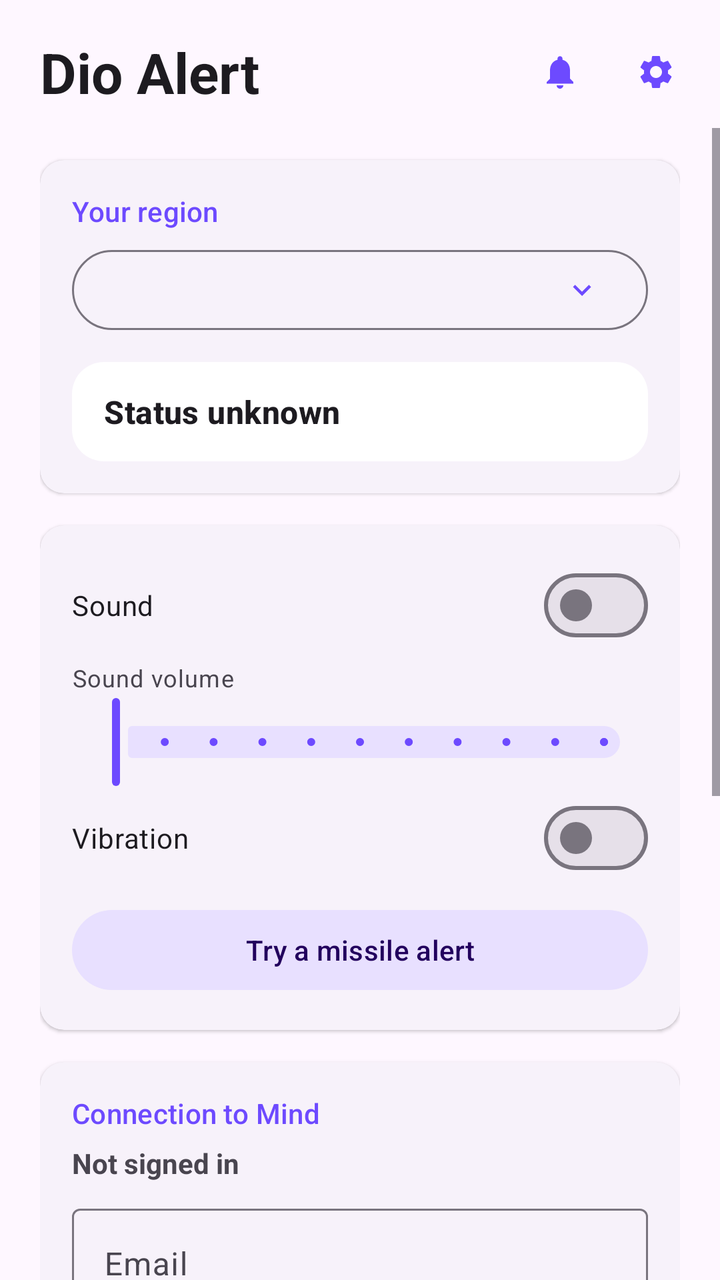
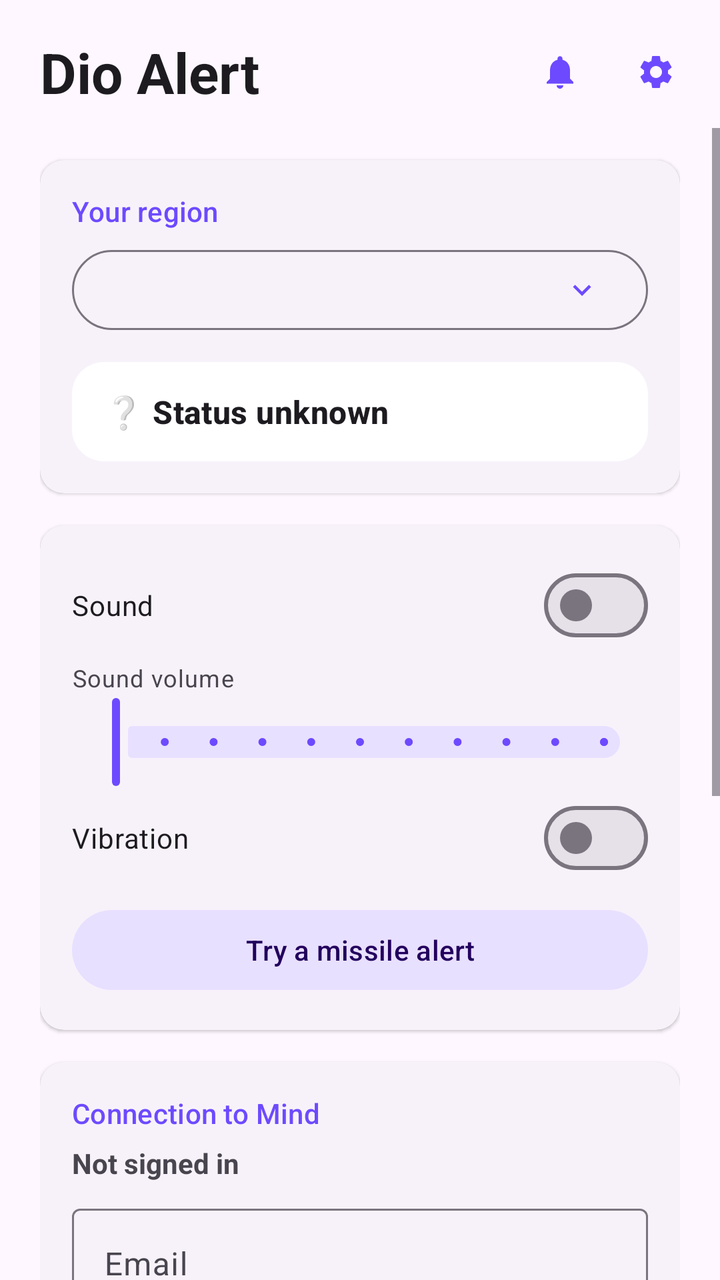

Compare the two renders of this Android layout. The source of the first and the diff that turns it into the second are given below.
<!-- AndroidManifest.xml: application theme Theme.DioAlert -->
<!-- res/layout/activity_main.xml -->
<?xml version="1.0" encoding="utf-8"?>
<LinearLayout xmlns:android="http://schemas.android.com/apk/res/android"
    xmlns:app="http://schemas.android.com/apk/res-auto"
    android:layout_width="match_parent"
    android:layout_height="match_parent"
    android:fitsSystemWindows="true"
    android:orientation="vertical">

    
    <LinearLayout
        android:layout_width="match_parent"
        android:layout_height="wrap_content"
        android:gravity="center_vertical"
        android:orientation="horizontal"
        android:paddingStart="20dp"
        android:paddingTop="12dp"
        android:paddingEnd="8dp"
        android:paddingBottom="4dp">

        <TextView
            android:layout_width="0dp"
            android:layout_height="wrap_content"
            android:layout_weight="1"
            android:text="@string/app_name"
            android:textAppearance="?attr/textAppearanceHeadlineMedium"
            android:textStyle="bold" />

        <com.google.android.material.button.MaterialButton
            android:id="@+id/notificationSettingsButton"
            style="@style/Widget.Material3.Button.IconButton"
            android:layout_width="wrap_content"
            android:layout_height="wrap_content"
            android:contentDescription="@string/notification_settings"
            android:tooltipText="@string/notification_settings"
            app:icon="@drawable/ic_notifications" />

        <com.google.android.material.button.MaterialButton
            android:id="@+id/appSettingsButton"
            style="@style/Widget.Material3.Button.IconButton"
            android:layout_width="wrap_content"
            android:layout_height="wrap_content"
            android:contentDescription="@string/app_settings"
            android:tooltipText="@string/app_settings"
            app:icon="@drawable/ic_settings" />
    </LinearLayout>

    <ScrollView
        android:layout_width="match_parent"
        android:layout_height="0dp"
        android:layout_weight="1"
        android:clipToPadding="false"
        android:fillViewport="true">

        <LinearLayout
            android:layout_width="match_parent"
            android:layout_height="wrap_content"
            android:orientation="vertical"
            android:paddingHorizontal="20dp"
            android:paddingBottom="20dp">

            
            <com.google.android.material.card.MaterialCardView
                android:id="@+id/regionCard"
                style="@style/Card"
                android:layout_width="match_parent"
                android:layout_height="wrap_content">

                <LinearLayout style="@style/CardBody">

                    <TextView
                        style="@style/SectionTitle"
                        android:text="@string/region_title" />

                    <com.google.android.material.button.MaterialButton
                        android:id="@+id/regionButton"
                        style="@style/Widget.Material3.Button.OutlinedButton"
                        android:layout_width="match_parent"
                        android:layout_height="wrap_content"
                        android:gravity="start|center_vertical"
                        android:contentDescription="@string/region_pick_title"
                        app:icon="@drawable/ic_expand_more"
                        app:iconGravity="end" />

                    <TextView
                        android:id="@+id/statusText"
                        android:layout_width="match_parent"
                        android:layout_height="wrap_content"
                        android:layout_marginTop="12dp"
                        android:background="@drawable/bg_status_pill"
                        android:gravity="center_vertical"
                        android:paddingHorizontal="16dp"
                        android:paddingVertical="14dp"
                        android:text="@string/status_unknown"
                        android:textAppearance="?attr/textAppearanceTitleMedium"
                        android:textStyle="bold" />

                    
                    <TextView
                        android:id="@+id/deliveryText"
                        android:layout_width="match_parent"
                        android:layout_height="wrap_content"
                        android:layout_marginTop="4dp"
                        android:textAppearance="?attr/textAppearanceBodySmall"
                        android:visibility="gone" />
                </LinearLayout>
            </com.google.android.material.card.MaterialCardView>

            
            <com.google.android.material.card.MaterialCardView
                android:id="@+id/alertSettingsCard"
                style="@style/Card"
                android:layout_width="match_parent"
                android:layout_height="wrap_content">

                <LinearLayout style="@style/CardBody">

                    <com.google.android.material.materialswitch.MaterialSwitch
                        android:id="@+id/soundSwitch"
                        android:layout_width="match_parent"
                        android:layout_height="wrap_content"
                        android:text="@string/sound_switch" />

                    <TextView
                        android:id="@+id/volumeLabel"
                        android:layout_width="match_parent"
                        android:layout_height="wrap_content"
                        android:layout_marginTop="4dp"
                        android:text="@string/sound_volume"
                        android:textAppearance="?attr/textAppearanceBodySmall" />

                    <com.google.android.material.slider.Slider
                        android:id="@+id/volumeSlider"
                        android:layout_width="match_parent"
                        android:layout_height="wrap_content"
                        android:contentDescription="@string/sound_volume"
                        android:stepSize="10"
                        android:valueFrom="0"
                        android:valueTo="100" />

                    <com.google.android.material.materialswitch.MaterialSwitch
                        android:id="@+id/vibrationSwitch"
                        android:layout_width="match_parent"
                        android:layout_height="wrap_content"
                        android:text="@string/vibration_switch" />

                    <com.google.android.material.button.MaterialButton
                        android:id="@+id/tryAlertButton"
                        style="@style/Widget.Material3.Button.TonalButton"
                        android:layout_width="match_parent"
                        android:layout_height="wrap_content"
                        android:layout_marginTop="8dp"
                        android:text="@string/try_alert" />
                </LinearLayout>
            </com.google.android.material.card.MaterialCardView>

            
            <com.google.android.material.card.MaterialCardView
                style="@style/Card"
                android:layout_width="match_parent"
                android:layout_height="wrap_content">

                <LinearLayout style="@style/CardBody">

                    <TextView
                        style="@style/SectionTitle"
                        android:text="@string/connection_title" />

                    
                    <LinearLayout
                        android:id="@+id/accountChip"
                        android:layout_width="match_parent"
                        android:layout_height="wrap_content"
                        android:layout_marginBottom="8dp"
                        android:background="@drawable/bg_account_chip"
                        android:gravity="center_vertical"
                        android:orientation="horizontal"
                        android:padding="8dp"
                        android:visibility="gone">

                        <TextView
                            android:id="@+id/accountInitial"
                            android:layout_width="36dp"
                            android:layout_height="36dp"
                            android:background="@drawable/bg_avatar"
                            android:gravity="center"
                            android:textColor="?attr/colorOnPrimary"
                            android:textSize="16sp"
                            android:textStyle="bold" />

                        <LinearLayout
                            android:layout_width="0dp"
                            android:layout_height="wrap_content"
                            android:layout_marginStart="12dp"
                            android:layout_weight="1"
                            android:orientation="vertical">

                            <TextView
                                android:layout_width="wrap_content"
                                android:layout_height="wrap_content"
                                android:text="@string/signed_in_as"
                                android:textAppearance="?attr/textAppearanceLabelSmall"
                                android:textColor="?attr/colorOnPrimaryContainer" />

                            <TextView
                                android:id="@+id/accountEmail"
                                android:layout_width="wrap_content"
                                android:layout_height="wrap_content"
                                android:ellipsize="middle"
                                android:singleLine="true"
                                android:textAppearance="?attr/textAppearanceBodyLarge"
                                android:textColor="?attr/colorOnPrimaryContainer" />
                        </LinearLayout>
                    </LinearLayout>

                    <TextView
                        android:id="@+id/connectionText"
                        android:layout_width="match_parent"
                        android:layout_height="wrap_content"
                        android:text="@string/connection_off"
                        android:textStyle="bold" />

                    <LinearLayout
                        android:id="@+id/signInGroup"
                        android:layout_width="match_parent"
                        android:layout_height="wrap_content"
                        android:orientation="vertical">

                        
                        <LinearLayout
                            android:id="@+id/registerFields"
                            android:layout_width="match_parent"
                            android:layout_height="wrap_content"
                            android:orientation="vertical"
                            android:visibility="gone">

                            <com.google.android.material.textfield.TextInputLayout
                                android:id="@+id/firstNameInputLayout"
                                style="@style/Widget.Material3.TextInputLayout.OutlinedBox"
                                android:layout_width="match_parent"
                                android:layout_height="wrap_content"
                                android:layout_marginTop="8dp"
                                android:hint="@string/first_name">

                                <com.google.android.material.textfield.TextInputEditText
                                    android:id="@+id/firstNameInput"
                                    android:layout_width="match_parent"
                                    android:layout_height="wrap_content"
                                    android:inputType="textPersonName|textCapWords"
                                    android:maxLines="1" />
                            </com.google.android.material.textfield.TextInputLayout>

                            <com.google.android.material.textfield.TextInputLayout
                                android:id="@+id/lastNameInputLayout"
                                style="@style/Widget.Material3.TextInputLayout.OutlinedBox"
                                android:layout_width="match_parent"
                                android:layout_height="wrap_content"
                                android:layout_marginTop="8dp"
                                android:hint="@string/last_name">

                                <com.google.android.material.textfield.TextInputEditText
                                    android:id="@+id/lastNameInput"
                                    android:layout_width="match_parent"
                                    android:layout_height="wrap_content"
                                    android:inputType="textPersonName|textCapWords"
                                    android:maxLines="1" />
                            </com.google.android.material.textfield.TextInputLayout>

                            <com.google.android.material.textfield.TextInputLayout
                                android:id="@+id/phoneInputLayout"
                                style="@style/Widget.Material3.TextInputLayout.OutlinedBox"
                                android:layout_width="match_parent"
                                android:layout_height="wrap_content"
                                android:layout_marginTop="8dp"
                                android:hint="@string/phone">

                                <com.google.android.material.textfield.TextInputEditText
                                    android:id="@+id/phoneInput"
                                    android:layout_width="match_parent"
                                    android:layout_height="wrap_content"
                                    android:inputType="phone"
                                    android:maxLines="1" />
                            </com.google.android.material.textfield.TextInputLayout>

                        </LinearLayout>

                        <com.google.android.material.textfield.TextInputLayout
                            android:id="@+id/emailInputLayout"
                            style="@style/Widget.Material3.TextInputLayout.OutlinedBox"
                            android:layout_width="match_parent"
                            android:layout_height="wrap_content"
                            android:layout_marginTop="8dp"
                            android:hint="@string/email">

                            <com.google.android.material.textfield.TextInputEditText
                                android:id="@+id/emailInput"
                                android:layout_width="match_parent"
                                android:layout_height="wrap_content"
                                android:inputType="textEmailAddress"
                                android:maxLines="1" />
                        </com.google.android.material.textfield.TextInputLayout>

                        <com.google.android.material.textfield.TextInputLayout
                            android:id="@+id/passwordInputLayout"
                            style="@style/Widget.Material3.TextInputLayout.OutlinedBox"
                            android:layout_width="match_parent"
                            android:layout_height="wrap_content"
                            android:layout_marginTop="8dp"
                            android:hint="@string/password"
                            app:endIconMode="password_toggle">

                            <com.google.android.material.textfield.TextInputEditText
                                android:id="@+id/passwordInput"
                                android:layout_width="match_parent"
                                android:layout_height="wrap_content"
                                android:inputType="textPassword"
                                android:maxLines="1" />
                        </com.google.android.material.textfield.TextInputLayout>

                        <com.google.android.material.button.MaterialButton
                            android:id="@+id/signInButton"
                            android:layout_width="match_parent"
                            android:layout_height="wrap_content"
                            android:layout_marginTop="12dp"
                            android:text="@string/sign_in" />

                        <TextView
                            android:id="@+id/registerHint"
                            android:layout_width="match_parent"
                            android:layout_height="wrap_content"
                            android:layout_marginTop="4dp"
                            android:text="@string/register_hint"
                            android:textAppearance="?attr/textAppearanceBodySmall"
                            android:visibility="gone" />

                        <LinearLayout
                            android:layout_width="match_parent"
                            android:layout_height="wrap_content"
                            android:layout_marginTop="4dp"
                            android:orientation="horizontal">

                            <com.google.android.material.button.MaterialButton
                                android:id="@+id/modeButton"
                                style="@style/Widget.Material3.Button.TextButton"
                                android:layout_width="0dp"
                                android:layout_height="wrap_content"
                                android:layout_weight="1"
                                android:text="@string/register" />

                            <com.google.android.material.button.MaterialButton
                                android:id="@+id/forgotButton"
                                style="@style/Widget.Material3.Button.TextButton"
                                android:layout_width="wrap_content"
                                android:layout_height="wrap_content"
                                android:text="@string/forgot_password" />
                        </LinearLayout>
                    </LinearLayout>

                    <com.google.android.material.button.MaterialButton
                        android:id="@+id/disconnectButton"
                        style="@style/Widget.Material3.Button.OutlinedButton"
                        android:layout_width="match_parent"
                        android:layout_height="wrap_content"
                        android:layout_marginTop="8dp"
                        android:text="@string/disconnect"
                        android:visibility="gone" />
                </LinearLayout>
            </com.google.android.material.card.MaterialCardView>

            
            <com.google.android.material.card.MaterialCardView
                android:id="@+id/setupCard"
                style="@style/Card"
                android:layout_width="match_parent"
                android:layout_height="wrap_content"
                android:visibility="gone">

                <LinearLayout style="@style/CardBody">

                    <TextView
                        style="@style/SectionTitle"
                        android:text="@string/setup_title" />

                    <TextView
                        android:layout_width="match_parent"
                        android:layout_height="wrap_content"
                        android:text="@string/setup_hint"
                        android:textAppearance="?attr/textAppearanceBodySmall" />

                    <LinearLayout
                        android:id="@+id/issuesList"
                        android:layout_width="match_parent"
                        android:layout_height="wrap_content"
                        android:orientation="vertical" />
                </LinearLayout>
            </com.google.android.material.card.MaterialCardView>


            <com.google.android.material.button.MaterialButton
                android:id="@+id/languageButton"
                style="@style/Widget.Material3.Button.TextButton"
                android:layout_width="wrap_content"
                android:layout_height="wrap_content"
                android:layout_gravity="center_horizontal"
                android:layout_marginTop="16dp"
                android:text="@string/language_button" />

            
            <TextView
                android:id="@+id/sourceText"
                android:layout_width="match_parent"
                android:layout_height="wrap_content"
                android:autoLink="web"
                android:gravity="center"
                android:padding="8dp"
                android:text="@string/source_note"
                android:textAppearance="?attr/textAppearanceBodySmall"
                android:textColorLink="?attr/colorPrimary" />

            <TextView
                android:id="@+id/versionText"
                android:layout_width="match_parent"
                android:layout_height="wrap_content"
                android:layout_marginTop="4dp"
                android:gravity="center"
                android:textAppearance="?attr/textAppearanceBodySmall" />
        </LinearLayout>
    </ScrollView>
</LinearLayout>
<!-- resources referenced by this layout -->
<resources>
  <!-- drawable bg_account_chip (drawable) -->
  <?xml version="1.0" encoding="utf-8"?>
  <shape xmlns:android="http://schemas.android.com/apk/res/android"
      android:shape="rectangle">
      <solid android:color="?attr/colorPrimaryContainer" />
      <corners android:radius="24dp" />
  </shape>
  <!-- drawable bg_avatar (drawable) -->
  <?xml version="1.0" encoding="utf-8"?>
  <shape xmlns:android="http://schemas.android.com/apk/res/android"
      android:shape="oval">
      <solid android:color="?attr/colorPrimary" />
  </shape>
  <!-- drawable bg_status_pill (drawable) -->
  <?xml version="1.0" encoding="utf-8"?>
  <shape xmlns:android="http://schemas.android.com/apk/res/android"
      android:shape="rectangle">
      <solid android:color="@android:color/white" />
      <corners android:radius="16dp" />
  </shape>
  <!-- drawable ic_expand_more (drawable) -->
  <vector xmlns:android="http://schemas.android.com/apk/res/android"
      android:width="24dp"
      android:height="24dp"
      android:tint="?attr/colorControlNormal"
      android:viewportWidth="24"
      android:viewportHeight="24">
      <path
          android:fillColor="@android:color/white"
          android:pathData="M16.59,8.59L12,13.17 7.41,8.59 6,10l6,6 6,-6z" />
  </vector>
  <string name="app_name">Dio Alert</string>
  <string name="app_settings">App settings</string>
  <string name="connection_off">Not signed in</string>
  <string name="connection_title">Connection to Mind</string>
  <string name="disconnect">Sign out</string>
  <string name="email">Email</string>
  <string name="first_name">First name</string>
  <string name="forgot_password">Forgot password?</string>
  <string name="language_button">Language: English</string>
  <string name="last_name">Last name</string>
  <string name="notification_settings">Notification settings</string>
  <string name="password">Password</string>
  <string name="phone">Phone</string>
  <string name="region_pick_title">Alerts for which region?</string>
  <string name="region_title">Your region</string>
  <string name="register">Create a Mind account</string>
  <string name="register_hint">A new account works after an administrator approves it.</string>
  <string name="setup_hint">These settings can stop alerts from arriving on time or sounding. This card disappears once they are fixed.</string>
  <string name="setup_title">Check your phone</string>
  <string name="sign_in">Sign in</string>
  <string name="signed_in_as">Signed in as</string>
  <string name="sound_switch">Sound</string>
  <string name="sound_volume">Sound volume</string>
  <string name="source_note">Unofficial app, not affiliated with any government entity. Alerts are announced by the authorities of Ukraine (official map: https://map.ukrainealarm.com/) and received through the alerts.in.ua API (https://devs.alerts.in.ua/).</string>
  <string name="status_unknown">Status unknown</string>
  <string name="try_alert">Try a missile alert</string>
  <string name="vibration_switch">Vibration</string>
  <style name="Card" parent="Widget.Material3.CardView.Elevated">
          <item name="android:layout_marginTop">16dp</item>
      </style>
  <style name="CardBody">
          <item name="android:layout_width">match_parent</item>
          <item name="android:layout_height">wrap_content</item>
          <item name="android:orientation">vertical</item>
          <item name="android:padding">16dp</item>
      </style>
  <style name="SectionTitle">
          <item name="android:layout_width">match_parent</item>
          <item name="android:layout_height">wrap_content</item>
          <item name="android:layout_marginBottom">6dp</item>
          <item name="android:textAppearance">?attr/textAppearanceLabelLarge</item>
          <item name="android:textColor">?attr/colorPrimary</item>
      </style>
  <color name="accent">#6D4AFF</color>
  <color name="on_accent">#FFFFFF</color>
  <color name="accent_container">#E8E0FF</color>
  <color name="on_accent_container">#22005D</color>
  <color name="danger">#C5221F</color>
  <!-- unchanged entries left out for length: 3 -->
</resources>

<!-- the commit's change to res/layout/activity_main.xml (unified diff, before → after) -->
@@ -93,15 +93,6 @@
                         android:text="@string/status_unknown"
                         android:textAppearance="?attr/textAppearanceTitleMedium"
                         android:textStyle="bold" />
-
-                    
-                    <TextView
-                        android:id="@+id/deliveryText"
-                        android:layout_width="match_parent"
-                        android:layout_height="wrap_content"
-                        android:layout_marginTop="4dp"
-                        android:textAppearance="?attr/textAppearanceBodySmall"
-                        android:visibility="gone" />
                 </LinearLayout>
             </com.google.android.material.card.MaterialCardView>
 
<!-- resource entries referenced after the edit -->
@@ -55,7 +55,7 @@
   <string name="sound_switch">Sound</string>
   <string name="sound_volume">Sound volume</string>
   <string name="source_note">Unofficial app, not affiliated with any government entity. Alerts are announced by the authorities of Ukraine (official map: https://map.ukrainealarm.com/) and received through the alerts.in.ua API (https://devs.alerts.in.ua/).</string>
-  <string name="status_unknown">Status unknown</string>
+  <string name="status_unknown">❔ Status unknown</string>
   <string name="try_alert">Try a missile alert</string>
   <string name="vibration_switch">Vibration</string>
   <style name="Card" parent="Widget.Material3.CardView.Elevated">
